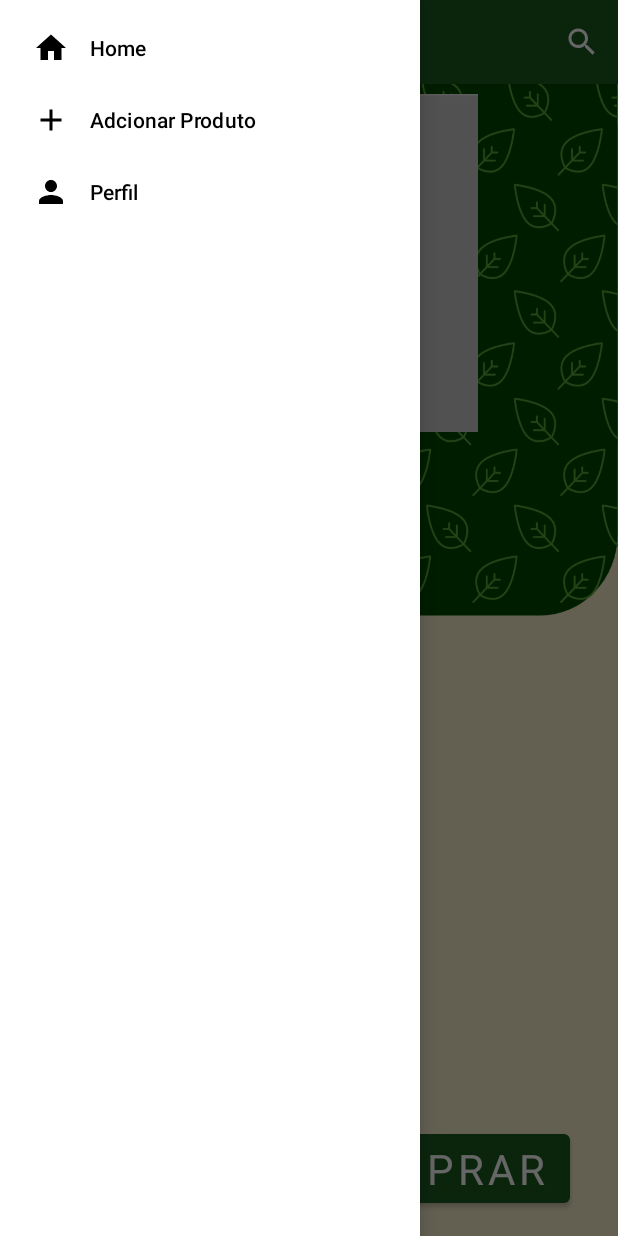
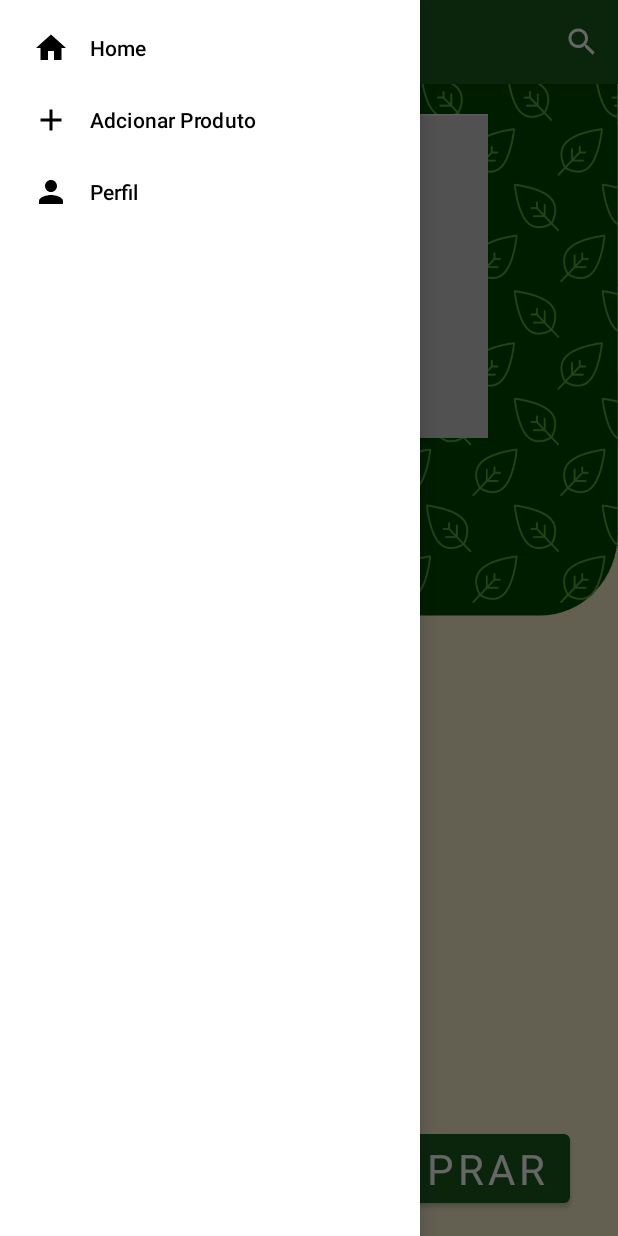
Before and after one commit to PedroHFCarvalho/Projeto_Integrador, an Android app: the ProdutoFragment screen opened through its navigation route, with the side drawer open, on a phone screen of 412 x 824 dp. Run offline under Robolectric (Android 15) with nearby library versions, the phone set to English and light mode, and no system bars; our stand-ins replace Dagger/Hilt's generated code, navigation-ui; pictures from the network do not load; Roboto replaces fonts that are not available here.

Commit message:
Bug Fixes no Layout Design.

```diff
--- a/app/src/main/AndroidManifest.xml
+++ b/app/src/main/AndroidManifest.xml
@@ -32,7 +32,6 @@
             android:name=".maps.MapsActivity"
             android:exported="false"
             android:label="@string/title_activity_maps" />
-        android:theme="@style/Theme.SplashScreen">
         <activity
             android:name=".MainActivity"
             android:exported="true">
--- a/app/src/main/res/layout/fragment_produto.xml
+++ b/app/src/main/res/layout/fragment_produto.xml
@@ -13,26 +13,29 @@
 
     <ImageView
         android:id="@+id/imageBg"
-        android:layout_width="0dp"
+        android:layout_width="wrap_content"
         android:layout_height="wrap_content"
+        android:adjustViewBounds="false"
         android:background="@drawable/bg_com_logo"
         android:contentDescription="@string/imagem_de_fundo_produto"
+        android:scaleType="fitXY"
+        app:layout_constraintBottom_toBottomOf="parent"
         app:layout_constraintEnd_toEndOf="parent"
+        app:layout_constraintHorizontal_bias="0.0"
         app:layout_constraintStart_toStartOf="parent"
         app:layout_constraintTop_toTopOf="parent" />
 
     <ImageView
         android:id="@+id/imgProdPreview"
-        android:layout_width="0dp"
-        android:layout_height="0dp"
+        android:layout_width="356dp"
+        android:layout_height="216dp"
         android:layout_marginStart="90dp"
+        android:layout_marginTop="20dp"
         android:layout_marginEnd="90dp"
-        android:layout_marginBottom="530dp"
         android:contentDescription="@string/produto"
-        android:scaleType="center"
-        app:layout_constraintBottom_toBottomOf="@+id/imageBg"
+        android:scaleType="fitCenter"
         app:layout_constraintEnd_toEndOf="parent"
-        app:layout_constraintHorizontal_bias="0.0"
+        app:layout_constraintHorizontal_bias="0.411"
         app:layout_constraintStart_toStartOf="parent"
         app:layout_constraintTop_toTopOf="parent"
         app:srcCompat="@drawable/placeholder"
@@ -41,17 +44,19 @@
 
     <androidx.core.widget.NestedScrollView
         android:layout_width="0dp"
-        android:layout_height="wrap_content"
+        android:layout_height="0dp"
+        android:layout_marginTop="300dp"
         android:layout_marginBottom="32dp"
         android:elevation="2dp"
-        android:fillViewport="true"
+        android:fillViewport="false"
         app:layout_constraintBottom_toTopOf="@+id/eTextValorPreview"
         app:layout_constraintEnd_toEndOf="parent"
-        app:layout_constraintStart_toStartOf="parent">
+        app:layout_constraintStart_toStartOf="parent"
+        app:layout_constraintTop_toTopOf="@+id/imageBg">
 
         <LinearLayout
             android:layout_width="match_parent"
-            android:layout_height="wrap_content"
+            android:layout_height="match_parent"
             android:orientation="vertical">
 
             <ImageButton
```
Also changed, not shown: app/src/main/res/layout/fragment_cadastro.xml (+9 -7 lines), app/src/main/res/layout/fragment_esqueceu_senha.xml (+0 -7 lines), app/src/main/res/layout/fragment_listagem.xml (+13 -12 lines), app/src/main/res/drawable/unknown.png (added).
